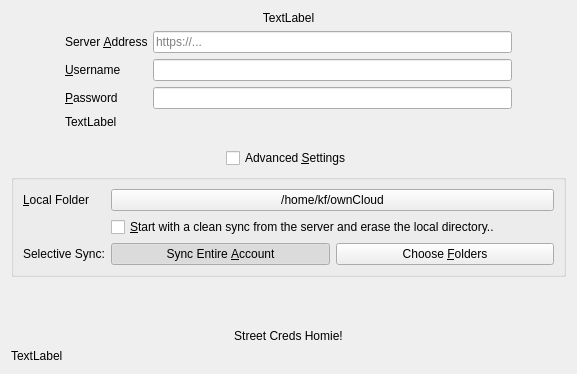
The window that src/mirall/owncloudsetuppage_ng.ui (nextcloud/desktop) describes before a commit, drawn with Qt 5.
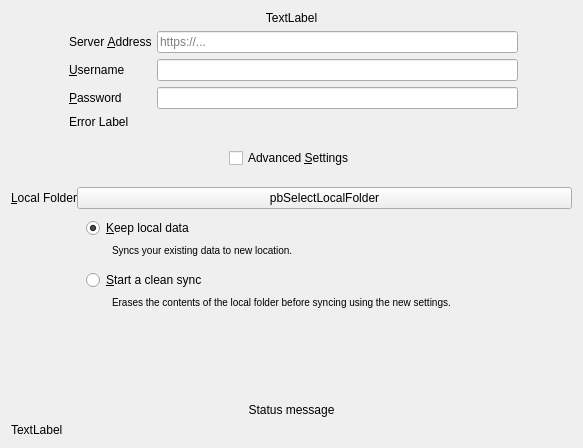
The same window after the commit. Custom widgets are drawn as their Qt base class.

Commit message: Improve wizard in edit mode

What changed in the file:
```diff
--- a/src/mirall/owncloudsetuppage_ng.ui
+++ b/src/mirall/owncloudsetuppage_ng.ui
@@ -6,14 +6,39 @@
    <rect>
     <x>0</x>
     <y>0</y>
-    <width>577</width>
-    <height>374</height>
+    <width>583</width>
+    <height>448</height>
    </rect>
   </property>
+  <property name="sizePolicy">
+   <sizepolicy hsizetype="Preferred" vsizetype="Maximum">
+    <horstretch>0</horstretch>
+    <verstretch>0</verstretch>
+   </sizepolicy>
+  </property>
   <property name="windowTitle">
    <string>Form</string>
   </property>
   <layout class="QGridLayout" name="gridLayout_2">
+   <property name="sizeConstraint">
+    <enum>QLayout::SetMinimumSize</enum>
+   </property>
+   <item row="0" column="0" colspan="3">
+    <widget class="QLabel" name="topLabel">
+     <property name="sizePolicy">
+      <sizepolicy hsizetype="Preferred" vsizetype="Fixed">
+       <horstretch>0</horstretch>
+       <verstretch>0</verstretch>
+      </sizepolicy>
+     </property>
+     <property name="text">
+      <string>TextLabel</string>
+     </property>
+     <property name="alignment">
+      <set>Qt::AlignCenter</set>
+     </property>
+    </widget>
+   </item>
    <item row="1" column="0">
     <spacer name="horizontalSpacer">
      <property name="orientation">
@@ -30,6 +55,194 @@
      </property>
     </spacer>
    </item>
+   <item row="4" column="0">
+    <spacer name="verticalSpacer_3">
+     <property name="orientation">
+      <enum>Qt::Vertical</enum>
+     </property>
+     <property name="sizeType">
+      <enum>QSizePolicy::Fixed</enum>
+     </property>
+     <property name="sizeHint" stdset="0">
+      <size>
+       <width>20</width>
+       <height>13</height>
+      </size>
+     </property>
+    </spacer>
+   </item>
+   <item row="7" column="0" colspan="3">
+    <layout class="QHBoxLayout" name="resultLayout">
+     <property name="spacing">
+      <number>0</number>
+     </property>
+    </layout>
+   </item>
+   <item row="5" column="0" colspan="3">
+    <widget class="QWidget" name="advancedBox" native="true">
+     <property name="enabled">
+      <bool>true</bool>
+     </property>
+     <layout class="QVBoxLayout" name="verticalLayout">
+      <property name="spacing">
+       <number>0</number>
+      </property>
+      <property name="margin">
+       <number>0</number>
+      </property>
+      <item>
+       <layout class="QFormLayout" name="formLayout_3">
+        <property name="fieldGrowthPolicy">
+         <enum>QFormLayout::AllNonFixedFieldsGrow</enum>
+        </property>
+        <item row="0" column="0">
+         <widget class="QLabel" name="label">
+          <property name="sizePolicy">
+           <sizepolicy hsizetype="Minimum" vsizetype="Preferred">
+            <horstretch>0</horstretch>
+            <verstretch>0</verstretch>
+           </sizepolicy>
+          </property>
+          <property name="text">
+           <string>&amp;Local Folder</string>
+          </property>
+          <property name="buddy">
+           <cstring>pbSelectLocalFolder</cstring>
+          </property>
+         </widget>
+        </item>
+        <item row="0" column="1">
+         <widget class="QPushButton" name="pbSelectLocalFolder">
+          <property name="sizePolicy">
+           <sizepolicy hsizetype="MinimumExpanding" vsizetype="Fixed">
+            <horstretch>0</horstretch>
+            <verstretch>0</verstretch>
+           </sizepolicy>
+          </property>
+          <property name="text">
+           <string>pbSelectLocalFolder</string>
+          </property>
+         </widget>
+        </item>
+        <item row="1" column="1">
+         <widget class="QWidget" name="resolutionWidget" native="true">
+          <layout class="QFormLayout" name="formLayout_2">
+           <property name="sizeConstraint">
+            <enum>QLayout::SetMinimumSize</enum>
+           </property>
+           <item row="0" column="0" colspan="2">
+            <widget class="QRadioButton" name="radioButton">
+             <property name="text">
+              <string>&amp;Keep local data</string>
+             </property>
+             <property name="checked">
+              <bool>true</bool>
+             </property>
+            </widget>
+           </item>
+           <item row="1" column="0">
+            <spacer name="horizontalSpacer_6">
+             <property name="orientation">
+              <enum>Qt::Horizontal</enum>
+             </property>
+             <property name="sizeType">
+              <enum>QSizePolicy::Fixed</enum>
+             </property>
+             <property name="sizeHint" stdset="0">
+              <size>
+               <width>20</width>
+               <height>20</height>
+              </size>
+             </property>
+            </spacer>
+           </item>
+           <item row="1" column="1">
+            <widget class="QLabel" name="label_6">
+             <property name="sizePolicy">
+              <sizepolicy hsizetype="MinimumExpanding" vsizetype="Preferred">
+               <horstretch>0</horstretch>
+               <verstretch>0</verstretch>
+              </sizepolicy>
+             </property>
+             <property name="text">
+              <string>&lt;small&gt;Syncs your existing data to new location.&lt;/small&gt;</string>
+             </property>
+             <property name="scaledContents">
+              <bool>false</bool>
+             </property>
+             <property name="alignment">
+              <set>Qt::AlignLeading|Qt::AlignLeft|Qt::AlignTop</set>
+             </property>
+             <property name="wordWrap">
+              <bool>true</bool>
+             </property>
+             <property name="indent">
+              <number>0</number>
+             </property>
+            </widget>
+           </item>
+           <item row="2" column="0" colspan="2">
+            <widget class="QRadioButton" name="cbSyncFromScratch">
+             <property name="toolTip">
+              <string>&lt;html&gt;&lt;head/&gt;&lt;body&gt;&lt;p&gt;If this box is checked, existing content in the local directory will be erased to start a clean sync from the server.&lt;/p&gt;&lt;p&gt;Do not check this if the local content should be uploaded to the servers directory.&lt;/p&gt;&lt;/body&gt;&lt;/html&gt;</string>
+             </property>
+             <property name="text">
+              <string>&amp;Start a clean sync</string>
+             </property>
+             <property name="checkable">
+              <bool>true</bool>
+             </property>
+            </widget>
+           </item>
+           <item row="3" column="0">
+            <spacer name="horizontalSpacer_5">
+             <property name="orientation">
+              <enum>Qt::Horizontal</enum>
+             </property>
+             <property name="sizeType">
+              <enum>QSizePolicy::Fixed</enum>
+             </property>
+             <property name="sizeHint" stdset="0">
+              <size>
+               <width>20</width>
+               <height>20</height>
+              </size>
+             </property>
+            </spacer>
+           </item>
+           <item row="3" column="1">
+            <widget class="QLabel" name="label_5">
+             <property name="sizePolicy">
+              <sizepolicy hsizetype="MinimumExpanding" vsizetype="Preferred">
+               <horstretch>0</horstretch>
+               <verstretch>0</verstretch>
+              </sizepolicy>
+             </property>
+             <property name="text">
+              <string>&lt;small&gt;Erases the contents of the local folder before syncing using the new settings.&lt;/small&gt;</string>
+             </property>
+             <property name="scaledContents">
+              <bool>false</bool>
+             </property>
+             <property name="alignment">
+              <set>Qt::AlignLeading|Qt::AlignLeft|Qt::AlignTop</set>
+             </property>
+             <property name="wordWrap">
+              <bool>true</bool>
+             </property>
+             <property name="indent">
+              <number>0</number>
+             </property>
+            </widget>
+           </item>
+          </layout>
+         </widget>
+        </item>
+       </layout>
+      </item>
+     </layout>
+    </widget>
+   </item>
    <item row="1" column="1">
     <layout class="QFormLayout" name="formLayout">
      <item row="0" column="0">
@@ -128,7 +341,7 @@
         </sizepolicy>
        </property>
        <property name="text">
-        <string>TextLabel</string>
+        <string>Error Label</string>
        </property>
       </widget>
      </item>
@@ -209,176 +422,54 @@
      </item>
     </layout>
    </item>
-   <item row="4" column="0" colspan="3">
-    <widget class="QGroupBox" name="advancedBox">
-     <property name="enabled">
-      <bool>true</bool>
-     </property>
-     <property name="title">
-      <string/>
-     </property>
-     <property name="flat">
-      <bool>true</bool>
-     </property>
-     <layout class="QGridLayout" name="gridLayout">
-      <item row="0" column="0">
-       <layout class="QFormLayout" name="formLayout_2">
-        <property name="fieldGrowthPolicy">
-         <enum>QFormLayout::ExpandingFieldsGrow</enum>
-        </property>
-        <item row="0" column="0">
-         <widget class="QLabel" name="label">
-          <property name="sizePolicy">
-           <sizepolicy hsizetype="Minimum" vsizetype="Preferred">
-            <horstretch>0</horstretch>
-            <verstretch>0</verstretch>
-           </sizepolicy>
-          </property>
-          <property name="text">
-           <string>&amp;Local Folder</string>
-          </property>
-          <property name="buddy">
-           <cstring>pbSelectLocalFolder</cstring>
-          </property>
-         </widget>
-        </item>
-        <item row="0" column="1">
-         <widget class="QPushButton" name="pbSelectLocalFolder">
-          <property name="sizePolicy">
-           <sizepolicy hsizetype="MinimumExpanding" vsizetype="Fixed">
-            <horstretch>0</horstretch>
-            <verstretch>0</verstretch>
-           </sizepolicy>
-          </property>
-          <property name="text">
-           <string>/home/kf/ownCloud</string>
-          </property>
-         </widget>
-        </item>
-        <item row="2" column="0">
-         <widget class="QLabel" name="selectiveSyncLabel">
-          <property name="sizePolicy">
-           <sizepolicy hsizetype="Maximum" vsizetype="Preferred">
-            <horstretch>0</horstretch>
-            <verstretch>0</verstretch>
-           </sizepolicy>
-          </property>
-          <property name="text">
-           <string>Selective Sync:</string>
-          </property>
-         </widget>
-        </item>
-        <item row="2" column="1">
-         <layout class="QHBoxLayout" name="selectiveSyncLayout">
-          <item>
-           <widget class="QPushButton" name="pbBoxMode">
-            <property name="sizePolicy">
-             <sizepolicy hsizetype="MinimumExpanding" vsizetype="Fixed">
-              <horstretch>0</horstretch>
-              <verstretch>0</verstretch>
-             </sizepolicy>
-            </property>
-            <property name="text">
-             <string>Sync Entire &amp;Account</string>
-            </property>
-            <property name="checkable">
-             <bool>true</bool>
-            </property>
-            <property name="checked">
-             <bool>true</bool>
-            </property>
-            <property name="flat">
-             <bool>false</bool>
-            </property>
-           </widget>
-          </item>
-          <item>
-           <widget class="QPushButton" name="pbSelectiveMode">
-            <property name="sizePolicy">
-             <sizepolicy hsizetype="MinimumExpanding" vsizetype="Fixed">
-              <horstretch>0</horstretch>
-              <verstretch>0</verstretch>
-             </sizepolicy>
-            </property>
-            <property name="text">
-             <string>Choose &amp;Folders</string>
-            </property>
-            <property name="checkable">
-             <bool>true</bool>
-            </property>
-           </widget>
-          </item>
-         </layout>
-        </item>
-        <item row="1" column="1">
-         <widget class="QCheckBox" name="cbSyncFromScratch">
-          <property name="toolTip">
-           <string>&lt;html&gt;&lt;head/&gt;&lt;body&gt;&lt;p&gt;If this box is checked, existing content in the local directory will be erased to start a clean sync from the server.&lt;/p&gt;&lt;p&gt;Do not check this if the local content should be uploaded to the servers directory.&lt;/p&gt;&lt;/body&gt;&lt;/html&gt;</string>
-          </property>
-          <property name="text">
-           <string>&amp;Start with a clean sync from the server and erase the local directory..</string>
-          </property>
-          <property name="checkable">
-           <bool>true</bool>
-          </property>
-         </widget>
-        </item>
-       </layout>
-      </item>
-     </layout>
-    </widget>
-   </item>
-   <item row="5" column="1">
-    <spacer name="verticalSpacer">
-     <property name="orientation">
-      <enum>Qt::Vertical</enum>
-     </property>
-     <property name="sizeHint" stdset="0">
-      <size>
-       <width>20</width>
-       <height>43</height>
-      </size>
-     </property>
-    </spacer>
-   </item>
-   <item row="6" column="0" colspan="3">
-    <layout class="QHBoxLayout" name="resultLayout"/>
-   </item>
-   <item row="7" column="0" colspan="3">
-    <widget class="QLabel" name="syncModeLabel">
-     <property name="text">
-      <string>Street Creds Homie!</string>
-     </property>
-     <property name="alignment">
-      <set>Qt::AlignCenter</set>
-     </property>
-     <property name="wordWrap">
-      <bool>true</bool>
-     </property>
-    </widget>
-   </item>
    <item row="8" column="0" colspan="3">
+    <widget class="QLabel" name="syncModeLabel">
+     <property name="text">
+      <string>Status message</string>
+     </property>
+     <property name="alignment">
+      <set>Qt::AlignCenter</set>
+     </property>
+    </widget>
+   </item>
+   <item row="1" column="2">
+    <spacer name="horizontalSpacer_2">
+     <property name="orientation">
+      <enum>Qt::Horizontal</enum>
+     </property>
+     <property name="sizeType">
+      <enum>QSizePolicy::Fixed</enum>
+     </property>
+     <property name="sizeHint" stdset="0">
+      <size>
+       <width>48</width>
+       <height>58</height>
+      </size>
+     </property>
+    </spacer>
+   </item>
+   <item row="9" column="0">
     <widget class="QLabel" name="bottomLabel">
      <property name="text">
       <string>TextLabel</string>
      </property>
     </widget>
    </item>
-   <item row="0" column="0" colspan="3">
-    <widget class="QLabel" name="topLabel">
-     <property name="sizePolicy">
-      <sizepolicy hsizetype="Preferred" vsizetype="Fixed">
-       <horstretch>0</horstretch>
-       <verstretch>0</verstretch>
-      </sizepolicy>
+   <item row="6" column="0">
+    <spacer name="verticalSpacer">
+     <property name="orientation">
+      <enum>Qt::Vertical</enum>
      </property>
-     <property name="text">
-      <string>TextLabel</string>
+     <property name="sizeType">
+      <enum>QSizePolicy::Expanding</enum>
      </property>
-     <property name="alignment">
-      <set>Qt::AlignCenter</set>
+     <property name="sizeHint" stdset="0">
+      <size>
+       <width>20</width>
+       <height>40</height>
+      </size>
      </property>
-    </widget>
+    </spacer>
    </item>
   </layout>
  </widget>
```
Left out of the diff: 16 changed lines with no effect on the pictures. The commit also changes 1 other file.
